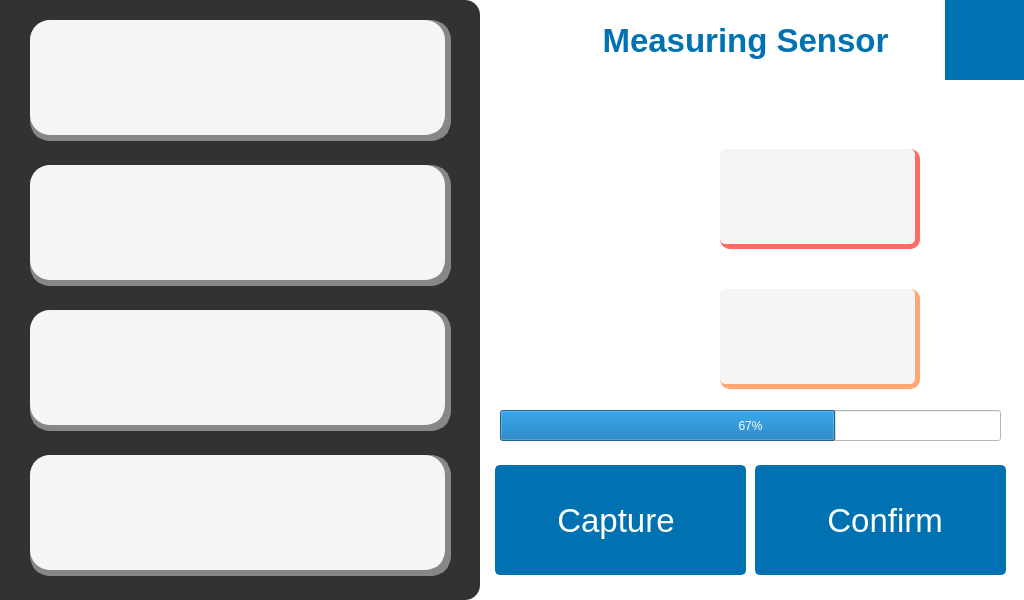
This is gui/progressbar.ui in truongkhoa1799/E-Healthcare-System as Qt 5 draws it before an edit. The edited form follows.
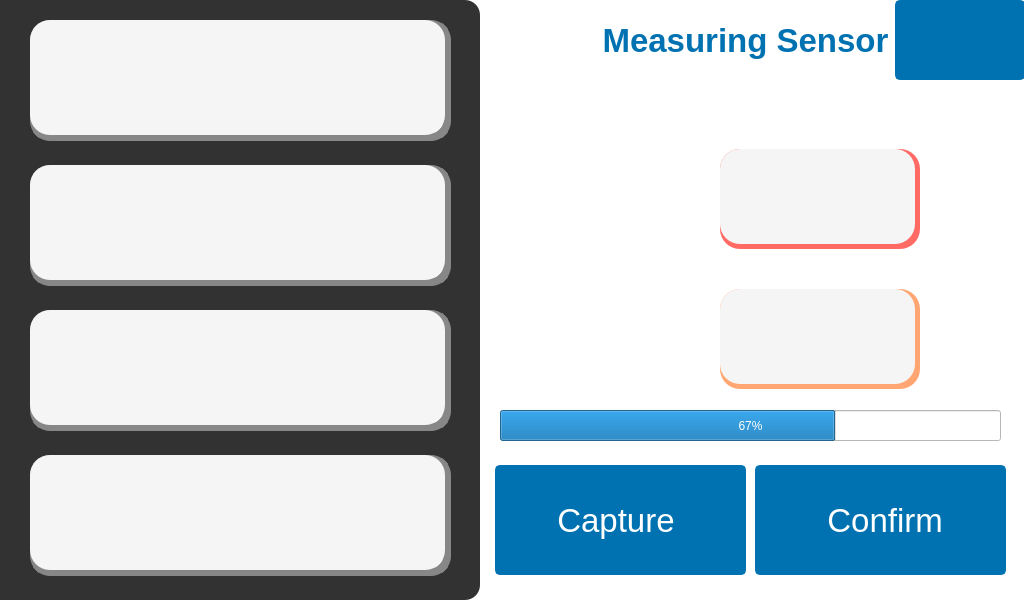
This is the edited form. The open tabs and pages were chosen to show the change. Icons and pictures are not drawn.

What changed in the file:
```diff
--- a/gui/progressbar.ui
+++ b/gui/progressbar.ui
@@ -370,9 +370,9 @@
     <widget class="QPushButton" name="guilde_but">
      <property name="geometry">
       <rect>
-       <x>945</x>
+       <x>895</x>
        <y>0</y>
-       <width>80</width>
+       <width>130</width>
        <height>80</height>
       </rect>
      </property>
@@ -393,8 +393,8 @@
      </property>
      <property name="styleSheet">
       <string notr="true">QPushButton {
-	border: 0px solid rgb(255, 255, 255);
-	border-radius: 0px;	
+	border: 2px solid rgb(0, 114, 177);
+	border-radius: 5px;	
 	background-color: rgb(0, 114, 177);
 	color: rgb(255, 255, 255);
 }
@@ -837,9 +837,10 @@
        </property>
        <property name="styleSheet">
         <string notr="true">border: 0px solid rgb(255, 62, 10);
-border-radius: 10px;	
+border-radius: 20px;	
 background-color: rgb(255, 106, 101);
-color: rgb(255, 255, 255);</string>
+color: rgb(255, 255, 255);
+</string>
        </property>
        <widget class="QFrame" name="horizontalFrame_2">
         <property name="geometry">
@@ -851,8 +852,9 @@
          </rect>
         </property>
         <property name="styleSheet">
-         <string notr="true">border-radius: 5px;	
-background-color: rgb(245, 245, 245);;
+         <string notr="true">border: 0px solid rgb(240, 240, 240);
+border-radius: 20px;	
+background-color: rgb(245, 245, 245);
 color: rgb(255, 255, 255);</string>
         </property>
         <widget class="QLabel" name="heart_rate">
@@ -934,7 +936,7 @@
        </property>
        <property name="styleSheet">
         <string notr="true">border: 0px solid rgb(255, 62, 10);
-border-radius: 10px;	
+border-radius: 20px;	
 background-color: rgb(255, 166, 114);
 color: rgb(255, 255, 255);</string>
        </property>
@@ -948,7 +950,7 @@
          </rect>
         </property>
         <property name="styleSheet">
-         <string notr="true">border-radius: 5px;	
+         <string notr="true">border-radius: 20px;	
 background-color: rgb(245, 245, 245);;
 color: rgb(255, 255, 255);</string>
         </property>
```
Left out of the diff: 8 changed lines with no effect on the pictures.
